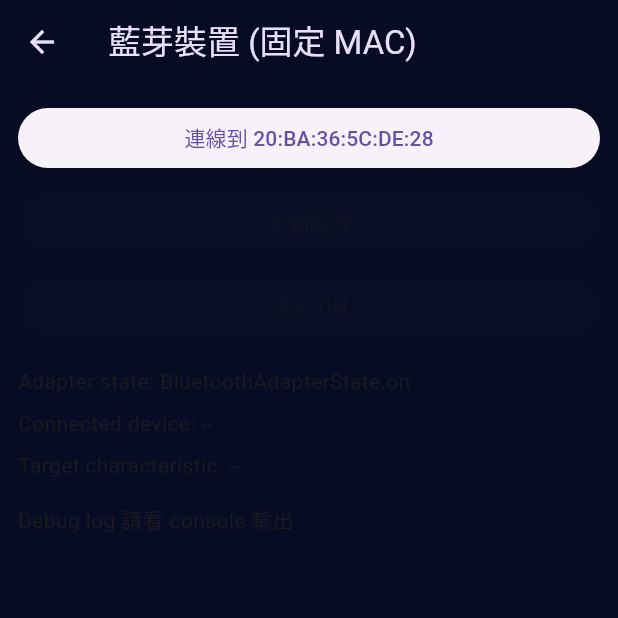
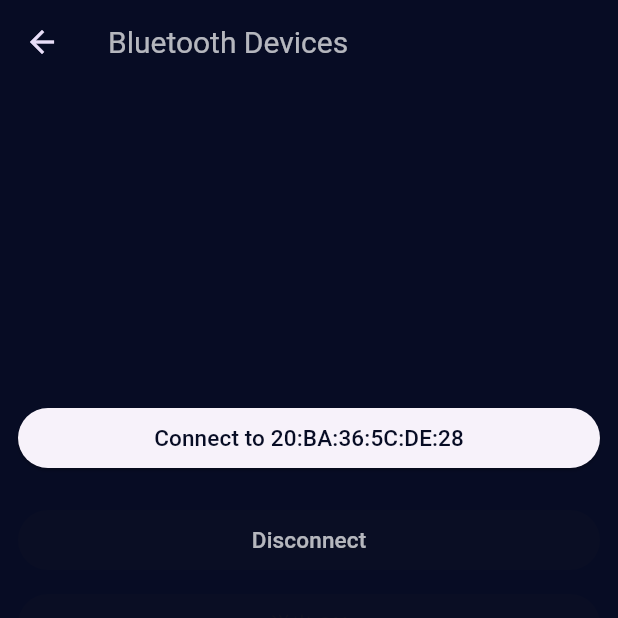
Before and after one commit to x85432/teddySit, a Flutter app: the BleController screen opened directly, on a phone screen of 412 x 824 dp, the top half of it. Run offline on Flutter 3.47's test engine with Material 3 defaults, Android fonts, the phone set to English and light mode, and no system bars; our stand-ins replace cloud_firestore, cloud_functions, firebase_auth, firebase_core, fl_chart, flutter_blue_plus and 7 more; missing offline and left inert: firebase_app_check; accounts and stored records are empty; generated files the repository leaves out were written again.

Commit message:
update: bluetooth UI --- @Pandasunflower

```diff
--- a/teddy_sit/lib/main.dart
+++ b/teddy_sit/lib/main.dart
@@ -338,8 +338,8 @@ class _MyHomePageState extends State<MyHomePage> {
                       _isTimerRunning = true;
                       _shouldReset = false;
                       NotificationService().showBasicNotification( // add this
-                        'Countdown Timer',
-                        'Time is up!',
+                        'Teddy Sit',
+                        '請儘快回到正確坐姿',
                       );
                     });
                     debugPrint("Start button clicked!");
--- a/teddy_sit/lib/notifications/service.dart
+++ b/teddy_sit/lib/notifications/service.dart
@@ -49,7 +49,7 @@ class NotificationService {
         channelDescription: 'This notification shows when time stops',
         importance: Importance.high,
         priority: Priority.high,
-        icon: '@mipmap/ic_launcher',
+        icon: 'enterbear',
         largeIcon: DrawableResourceAndroidBitmap('@mipmap/ic_launcher'),
         styleInformation: BigTextStyleInformation(''),
         color: Color(0xFF4CAF50),
--- a/teddy_sit/lib/services/ble_controller.dart
+++ b/teddy_sit/lib/services/ble_controller.dart
@@ -2,6 +2,7 @@ import 'dart:async';
 import 'dart:io';
 import 'package:flutter/material.dart';
 import 'package:flutter_blue_plus/flutter_blue_plus.dart';
+import 'package:google_fonts/google_fonts.dart';
 
 /// 你的裝置資訊（請換成實際值）
 final String deviceMacAddress = "20:BA:36:5C:DE:28"; // 注意大小寫不敏感 (Android only)
@@ -223,15 +224,16 @@ class _BleControllerState extends State<BleController> {
     return Column(
       crossAxisAlignment: CrossAxisAlignment.stretch,
       children: [
+        SizedBox(height: 200,),
         ElevatedButton(
           onPressed: _isScanning ? null : connectByMac,
-          child: Text(_isScanning ? '掃描中...' : '連線到 $deviceMacAddress'),
+          child: Text(_isScanning ? 'Scanning...' : 'Connect to $deviceMacAddress', style: GoogleFonts.inknutAntiqua(fontSize: 15, color: Color(0xFF070C24)), ),
         ),
-        const SizedBox(height: 8),
+        const SizedBox(height: 20),
         ElevatedButton(
           onPressed: _connectedDevice == null ? null : disconnect,
-          style: ElevatedButton.styleFrom(backgroundColor: Colors.red),
-          child: const Text('手動斷線'),
+          style: ElevatedButton.styleFrom(backgroundColor: Color(0xFF7780BA)),
+          child: Text('Disconnect', style: GoogleFonts.inknutAntiqua(fontSize: 15, color: Colors.white70),),
         ),
         const SizedBox(height: 8),
          ElevatedButton(
@@ -253,26 +255,14 @@ class _BleControllerState extends State<BleController> {
   @override
   Widget build(BuildContext context) {
     return Scaffold(
-      appBar: AppBar(title: const Text('藍芽裝置 (固定 MAC)')),
+      appBar: AppBar(title: Text('Bluetooth Devices', style: GoogleFonts.inknutAntiqua(fontSize: 20, color: Colors.white70),), ),
       body: Padding(
         padding: const EdgeInsets.all(12),
         child: Column(
           children: [
             _buildControls(),
             const SizedBox(height: 16),
-            Expanded(
-              child: ListView(
-                children: [
-                  Text('Adapter state: $_adapterState'),
-                  const SizedBox(height: 8),
-                  Text('Connected device: ${_connectedDevice?.remoteId.toString() ?? "--"}'),
-                  const SizedBox(height: 8),
-                  Text('Target characteristic: ${_targetCharacteristic?.uuid.toString() ?? "--"}'),
-                  const SizedBox(height: 16),
-                  const Text('Debug log 請看 console 輸出'),
-                ],
-              ),
-            ),
+
           ],
         ),
       ),
--- a/teddy_sit/lib/widgets/analytic_wid.dart
+++ b/teddy_sit/lib/widgets/analytic_wid.dart
@@ -127,7 +127,7 @@ class Report extends StatelessWidget {
             ),
             Positioned(
               left: 113,
-              top: 14,
+              top: 6,
               child: Text(
                 textAlign: TextAlign.center,
                 'Your Posture\nHealth Level &\nFinal Grade',
--- a/teddy_sit/lib/widgets/leaderboard_wid.dart
+++ b/teddy_sit/lib/widgets/leaderboard_wid.dart
@@ -77,8 +77,8 @@ class Rank3 extends StatelessWidget {
               ],
             ),
 
-            SizedBox(height: rank == 3 ? 20*scale*0.9 : 10*scale*0.9),
-            SizedBox(height: type == 1 ? 15*scale*0.9 : 0),
+            SizedBox(height: rank == 3 ? 20*scale*0.5 : 10*scale*0.5),
+            SizedBox(height: type == 1 ? 15*scale*0.5 : 0),
             Text(
               score.toString(),
               textAlign: TextAlign.center,
@@ -101,7 +101,7 @@ class Rank3 extends StatelessWidget {
               playerName,
               textAlign: TextAlign.center,
               style: GoogleFonts.inknutAntiqua(
-                fontSize: 14*scale,
+                fontSize: 12*scale,
                 color: Color(0xFFCDCCD3),
               ),
             ),
```
Also changed, not shown: 1 other file.
